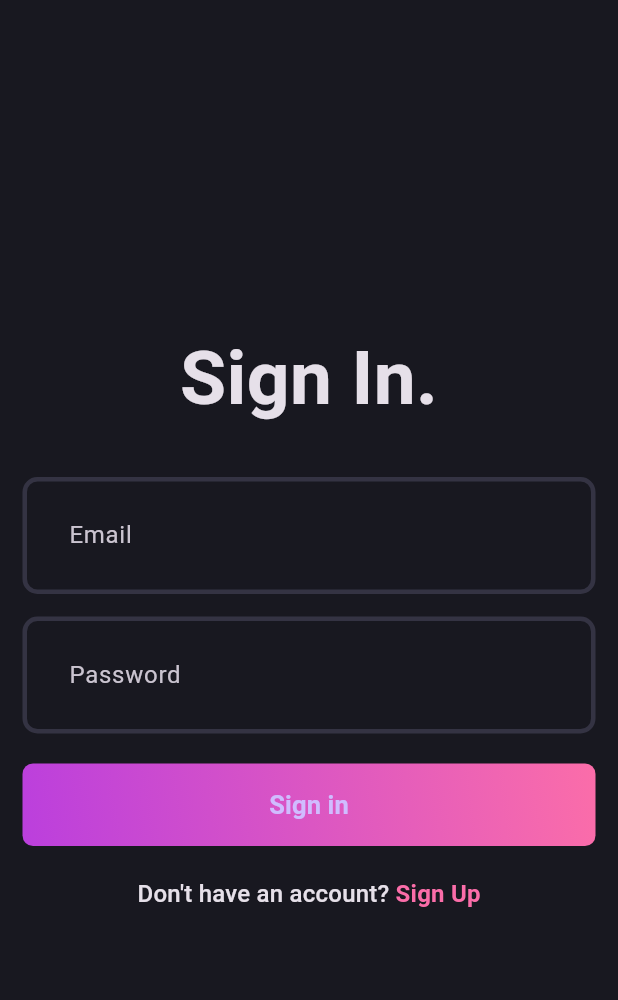
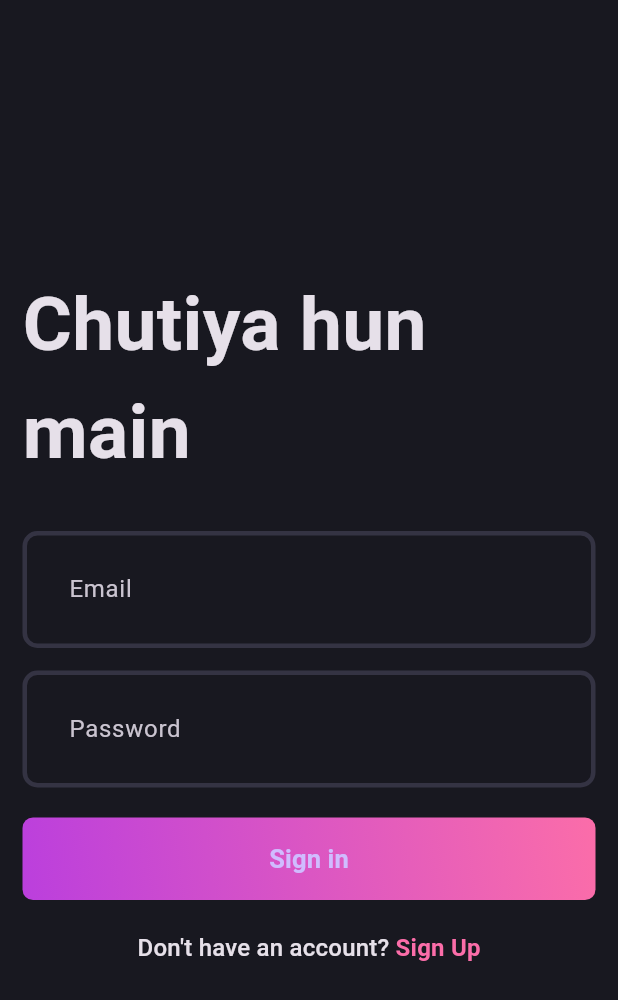
Before and after one commit to jhopu/Blogify, a Flutter app: the screen it shows after launch, on a phone screen of 412 x 824 dp. Shown: the top 1000 px of the screen. Run offline on Flutter 3.47's test engine with Material 3 defaults, Android fonts, the phone set to English and light mode, and no system bars; our stand-ins replace flutter_bloc, fpdart, get_it, supabase_flutter; accounts and stored records are empty.

Commit message:
minor fix

```diff
--- a/lib/features/auth/presentation/pages/login_page.dart
+++ b/lib/features/auth/presentation/pages/login_page.dart
@@ -54,7 +54,7 @@ class _LoginPageState extends State<LoginPage> {
                 mainAxisAlignment: MainAxisAlignment.center,
                 children: [
                   const Text(
-                    'Sign In.',
+                    'Chutiya hun main',
                     style: TextStyle(
                       fontSize: 50,
                       fontWeight: FontWeight.bold,
```
